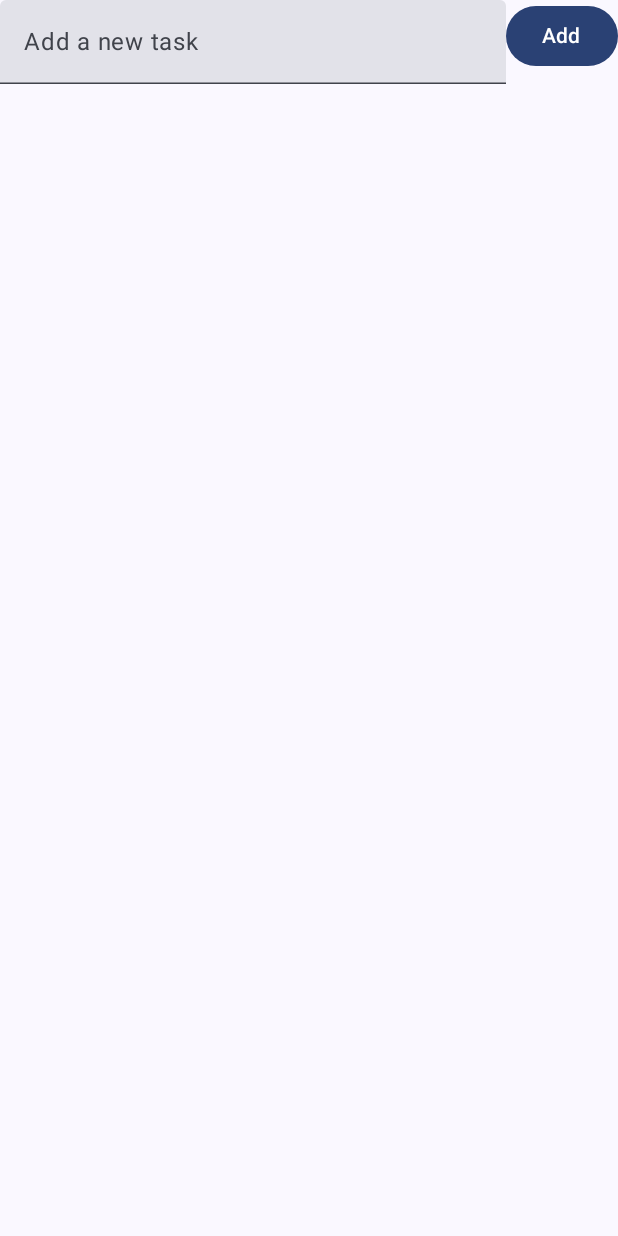
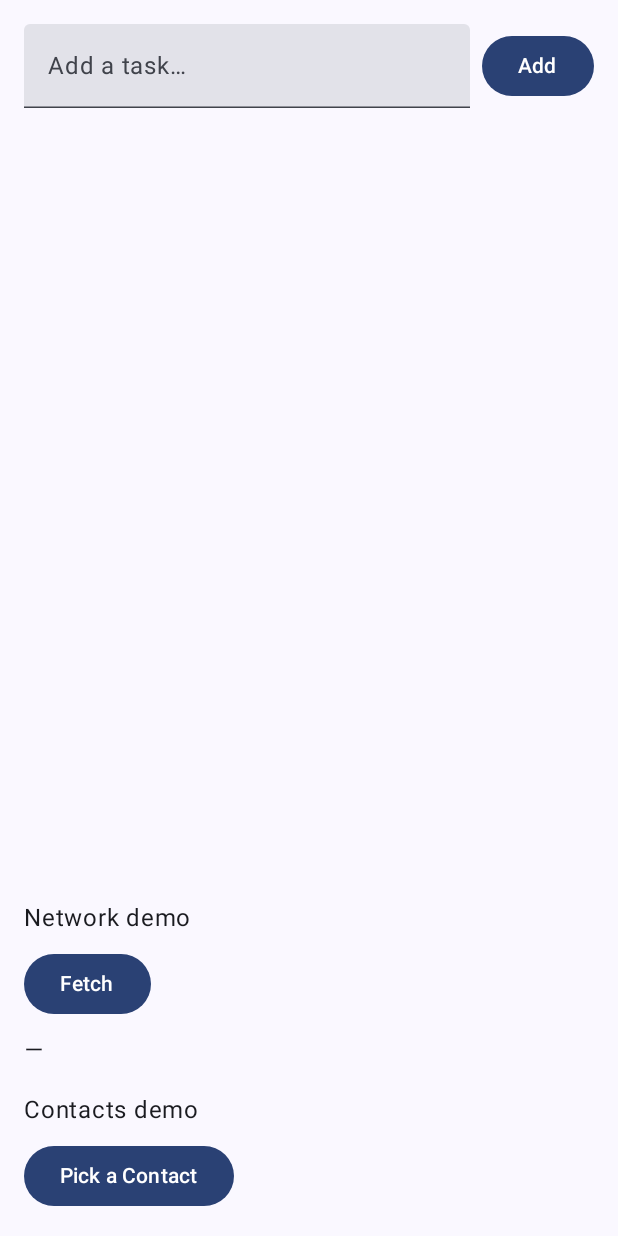
Before and after one commit to haricharan12/todo_apk, an Android app built with Jetpack Compose: the screen it shows after launch (MainActivity), on a phone screen of 412 x 824 dp. Run offline under Robolectric (Android 15) with nearby library versions, the phone set to English and light mode, and no system bars.

Commit message:
added features - share, network, contact

```diff
--- a/testapp101/app/build.gradle.kts
+++ b/testapp101/app/build.gradle.kts
@@ -49,6 +49,9 @@ dependencies {
     implementation(libs.androidx.ui.graphics)
     implementation(libs.androidx.ui.tooling.preview)
     implementation(libs.androidx.material3)
+    implementation("com.squareup.okhttp3:okhttp:4.12.0") //adding a tiny network demo
+    implementation("org.jetbrains.kotlinx:kotlinx-coroutines-android:1.8.1")
+    implementation("androidx.activity:activity-compose:1.9.2")
     testImplementation(libs.junit)
     androidTestImplementation(libs.androidx.junit)
     androidTestImplementation(libs.androidx.espresso.core)
@@ -56,4 +59,5 @@ dependencies {
     androidTestImplementation(libs.androidx.ui.test.junit4)
     debugImplementation(libs.androidx.ui.tooling)
     debugImplementation(libs.androidx.ui.test.manifest)
+
 }
--- a/testapp101/app/src/main/AndroidManifest.xml
+++ b/testapp101/app/src/main/AndroidManifest.xml
@@ -3,7 +3,7 @@
     xmlns:tools="http://schemas.android.com/tools">
 
     <uses-permission android:name="android.permission.INTERNET" />
-
+    <uses-permission android:name="android.permission.READ_CONTACTS" />
     <application
         android:allowBackup="true"
         android:dataExtractionRules="@xml/data_extraction_rules"
--- a/testapp101/app/src/main/java/com/example/testapp101/MainActivity.kt
+++ b/testapp101/app/src/main/java/com/example/testapp101/MainActivity.kt
@@ -1,101 +1,108 @@
 package com.example.testapp101
 
+import android.Manifest
+import android.content.Intent
+import android.content.pm.PackageManager
 import android.os.Bundle
+import android.provider.ContactsContract
 import androidx.activity.ComponentActivity
 import androidx.activity.compose.setContent
-import androidx.activity.enableEdgeToEdge
-import androidx.compose.foundation.layout.Column
-import androidx.compose.foundation.layout.Row
-import androidx.compose.foundation.layout.fillMaxSize
-import androidx.compose.foundation.layout.padding
+import androidx.activity.compose.rememberLauncherForActivityResult
+import androidx.activity.result.contract.ActivityResultContracts
+import androidx.compose.foundation.layout.*
 import androidx.compose.foundation.lazy.LazyColumn
 import androidx.compose.foundation.lazy.items
-import androidx.compose.material3.Button
-import androidx.compose.material3.ExperimentalMaterial3Api
-import androidx.compose.material3.Scaffold
-import androidx.compose.material3.Text
-import androidx.compose.material3.TextField
-import androidx.compose.runtime.Composable
-import androidx.compose.runtime.getValue
-import androidx.compose.runtime.mutableStateListOf
-import androidx.compose.runtime.mutableStateOf
-import androidx.compose.runtime.remember
-import androidx.compose.runtime.setValue
+import androidx.compose.material3.*
+import androidx.compose.runtime.*
+import androidx.compose.ui.Alignment
 import androidx.compose.ui.Modifier
-import androidx.compose.ui.tooling.preview.Preview
+import androidx.compose.ui.platform.LocalContext
+import androidx.compose.ui.text.input.TextFieldValue
 import androidx.compose.ui.unit.dp
+import androidx.core.content.ContextCompat
 import com.example.testapp101.ui.theme.Testapp101Theme
-import java.util.UUID
-
-data class TodoItem(
-    val id: String = UUID.randomUUID().toString(),
-    var text: String,
-    var isEditing: Boolean = false
-)
+import kotlinx.coroutines.Dispatchers
+import kotlinx.coroutines.launch
+import kotlinx.coroutines.withContext
+import okhttp3.OkHttpClient
+import okhttp3.Request
+import android.widget.Toast
 
 class MainActivity : ComponentActivity() {
     override fun onCreate(savedInstanceState: Bundle?) {
         super.onCreate(savedInstanceState)
-        enableEdgeToEdge()
         setContent {
             Testapp101Theme {
-                Scaffold(modifier = Modifier.fillMaxSize()) { innerPadding ->
-                    TodoList(modifier = Modifier.padding(innerPadding))
+                Surface(
+                    modifier = Modifier.fillMaxSize(),
+                    color = MaterialTheme.colorScheme.background
+                ) {
+                    TodoList(modifier = Modifier.fillMaxSize())
                 }
             }
         }
     }
 }
 
-@OptIn(ExperimentalMaterial3Api::class)
+/** Simple in-memory model */
+data class TodoItem(
+    val id: Long = System.nanoTime(),
+    val text: String,
+    val isEditing: Boolean = false
+)
+
 @Composable
 fun TodoList(modifier: Modifier = Modifier) {
     val todoList = remember { mutableStateListOf<TodoItem>() }
-    var newTodoText by remember { mutableStateOf(   "") }
+    var newText by remember { mutableStateOf(TextFieldValue("")) }
 
-    Column(modifier = modifier) {
-        Row {
+    Column(modifier.padding(16.dp)) {
+        // Input row
+        Row(verticalAlignment = Alignment.CenterVertically) {
             TextField(
-                value = newTodoText,
-                onValueChange = { newTodoText = it },
-                label = { Text("Add a new task") },
-                modifier = Modifier.weight(1f)
+                value = newText,
+                onValueChange = { newText = it },
+                modifier = Modifier.weight(1f),
+                placeholder = { Text("Add a task…") }
             )
+            Spacer(Modifier.width(8.dp))
             Button(onClick = {
-                if (newTodoText.isNotBlank()) {
-                    todoList.add(TodoItem(text = newTodoText))
-                    newTodoText = ""
+                val t = newText.text.trim()
+                if (t.isNotEmpty()) {
+                    todoList.add(TodoItem(text = t))
+                    newText = TextFieldValue("")
                 }
-            }) {
-                Text("Add")
-            }
+            }) { Text("Add") }
         }
-        LazyColumn {
-            items(todoList) { todoItem ->
+
+        // List
+        Spacer(Modifier.height(12.dp))
+        LazyColumn(modifier = Modifier.weight(1f, fill = true)) {
+            items(todoList, key = { it.id }) { item ->
                 TodoItemRow(
-                    todoItem = todoItem,
-                    onEditClicked = {
-                        val index = todoList.indexOf(todoItem)
-                        if (index != -1) {
-                            todoList[index] = todoItem.copy(isEditing = true)
-                        }
+                    todoItem = item,
+                    onEditClicked = { ti ->
+                        val idx = todoList.indexOfFirst { it.id == ti.id }
+                        if (idx != -1) todoList[idx] = todoList[idx].copy(isEditing = true)
                     },
-                    onSaveClicked = { editedText ->
-                        val index = todoList.indexOf(todoItem)
-                        if (index != -1) {
-                            todoList[index] = todoItem.copy(text = editedText, isEditing = false)
-                        }
+                    onSaveClicked = { newVal ->
+                        val idx = todoList.indexOfFirst { it.id == item.id }
+                        if (idx != -1) todoList[idx] = todoList[idx].copy(text = newVal, isEditing = false)
                     },
-                    onDeleteClicked = {
-                        todoList.remove(todoItem)
+                    onDeleteClicked = { ti ->
+                        // Works on API 21+
+                        todoList.removeAll { it.id == ti.id }
                     }
                 )
             }
         }
+
+        // --- Lab add-ons ---
+        NetworkSection()   // Task 1.2: networking (no runtime permission)
+        ContactsSection()  // Task 1.3: dangerous permission demo (runtime prompt on Android 6+)
     }
 }
 
-@OptIn(ExperimentalMaterial3Api::class)
 @Composable
 fun TodoItemRow(
     todoItem: TodoItem,
@@ -103,37 +110,135 @@ fun TodoItemRow(
     onSaveClicked: (String) -> Unit,
     onDeleteClicked: (TodoItem) -> Unit
 ) {
-    var editedText by remember { mutableStateOf(todoItem.text) }
+    val ctx = LocalContext.current
+    var editedText by remember(todoItem.id) { mutableStateOf(todoItem.text) }
 
-    Row(modifier = Modifier.padding(vertical = 4.dp)) {
+    Row(
+        Modifier.fillMaxWidth().padding(vertical = 8.dp),
+        verticalAlignment = Alignment.CenterVertically
+    ) {
         if (todoItem.isEditing) {
             TextField(
                 value = editedText,
                 onValueChange = { editedText = it },
                 modifier = Modifier.weight(1f)
             )
-            Button(onClick = { onSaveClicked(editedText) }) {
-                Text("Save")
+            Spacer(Modifier.width(8.dp))
+            Button(onClick = { onSaveClicked(editedText) }) { Text("Save") }
+        } else {
+            Text(text = todoItem.text, modifier = Modifier.weight(1f))
+            Spacer(Modifier.width(8.dp))
+            Button(onClick = { onEditClicked(todoItem) }) { Text("Edit") }
+        }
+
+        Spacer(Modifier.width(8.dp))
+        // Share (IPC via implicit intent)
+        Button(onClick = {
+            val send = Intent(Intent.ACTION_SEND).apply {
+                type = "text/plain"
+                putExtra(Intent.EXTRA_TEXT, todoItem.text)
             }
+            ctx.startActivity(Intent.createChooser(send, "Share via"))
+        }) { Text("Share") }
+
+        Spacer(Modifier.width(8.dp))
+        Button(onClick = { onDeleteClicked(todoItem) }) { Text("Delete") }
+    }
+}
+
+/* -------------------- Network (no permission) -------------------- */
+@Composable
+fun NetworkSection() {
+    val scope = rememberCoroutineScope()
+    var result by remember { mutableStateOf("—") }
+    val client = remember { OkHttpClient() }
+
+    Column(Modifier.padding(top = 16.dp)) {
+        Text("Network demo")
+        Button(
+            onClick = {
+                scope.launch(Dispatchers.IO) {
+                    val text = try {
+                        val req = Request.Builder().url("https://httpbin.org/get").build()
+                        client.newCall(req).execute().use { resp ->
+                            "HTTP ${resp.code} | " + (resp.body?.string()?.take(120) ?: "")
+                        }
+                    } catch (e: Exception) {
+                        "Error: ${e.message}"
+                    }
+                    withContext(Dispatchers.Main) { result = text }
+                }
+            },
+            modifier = Modifier.padding(top = 8.dp)
+        ) { Text("Fetch") }
+
+        Text(result, Modifier.padding(top = 8.dp))
+    }
+}
+
+/* -------------------- Contacts (dangerous permission) -------------------- */
+/**
+ * Android 5 (API 21–22): no runtime dialog (install-time grant).
+ * Android 6+ (API 23+): first tap shows a runtime permission prompt.
+ */
+@Composable
+fun ContactsSection() {
+    val ctx = LocalContext.current
+
+    var hasPermission by remember {
+        mutableStateOf(
+            ContextCompat.checkSelfPermission(ctx, Manifest.permission.READ_CONTACTS)
+                    == PackageManager.PERMISSION_GRANTED
+        )
+    }
+
+    // Ask for READ_CONTACTS at runtime (Android 6+)
+    val permLauncher = rememberLauncherForActivityResult(
+        ActivityResultContracts.RequestPermission()
+    ) { granted ->
+        hasPermission = granted
+        Toast.makeText(
+            ctx,
+            if (granted) "Contacts permission granted" else "Permission denied",
+            Toast.LENGTH_SHORT
+        ).show()
+    }
+
+    // Contact picker — we'll only launch it *after* permission is granted
+    val pickContactLauncher = rememberLauncherForActivityResult(
+        ActivityResultContracts.PickContact()
+    ) { pickedUri ->
+        if (pickedUri == null) {
+            Toast.makeText(ctx, "No contact selected", Toast.LENGTH_SHORT).show()
         } else {
-            Text(
-                text = todoItem.text,
-                modifier = Modifier.weight(1f)
-            )
-            Button(onClick = { onEditClicked(todoItem) }) {
-                Text("Edit")
+            // (Optional) read/display the chosen contact’s name
+            val projection = arrayOf(ContactsContract.Contacts.DISPLAY_NAME_PRIMARY)
+            ctx.contentResolver.query(pickedUri, projection, null, null, null)?.use { c ->
+                val idx = c.getColumnIndex(ContactsContract.Contacts.DISPLAY_NAME_PRIMARY)
+                if (c.moveToFirst()) {
+                    val name = c.getString(idx) ?: "(no name)"
+                    Toast.makeText(ctx, "Picked: $name", Toast.LENGTH_SHORT).show()
+                }
             }
         }
-        Button(onClick = { onDeleteClicked(todoItem) }) {
-            Text("Delete")
+    }
+
+    Column(Modifier.padding(top = 16.dp)) {
+        Text("Contacts demo")
+
+        Button(
+            onClick = {
+                if (!hasPermission) {
+                    // First step: request permission
+                    permLauncher.launch(Manifest.permission.READ_CONTACTS)
+                } else {
+                    // After permission is granted: open the picker
+                    pickContactLauncher.launch(null)
+                }
+            },
+            modifier = Modifier.padding(top = 8.dp)
+        ) {
+            Text(if (hasPermission) "Pick a Contact" else "Request Contacts")
         }
     }
 }
-
-@Preview(showBackground = true)
-@Composable
-fun TodoListPreview() {
-    Testapp101Theme {
-        TodoList()
-    }
-}
```
Also changed, not shown: 1 other file.
